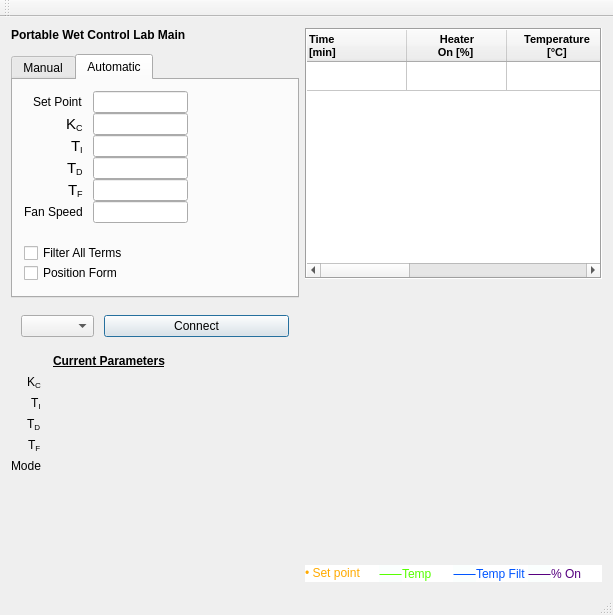
AnthonyA28/Qt-PWCL-main, file mainwindow.ui: the form before one commit.
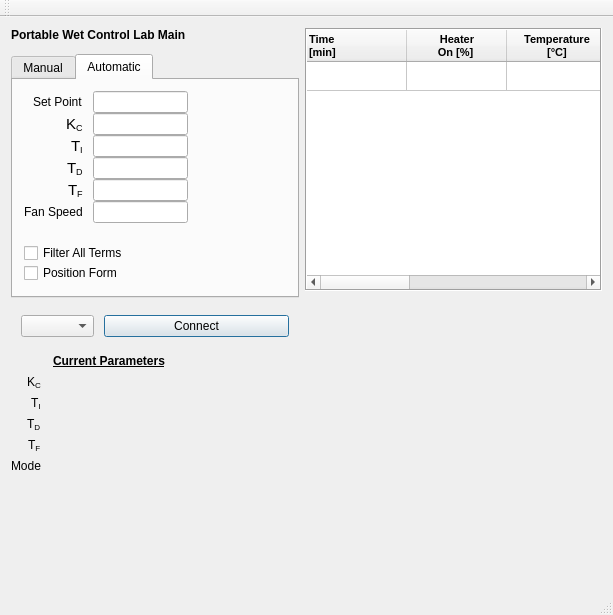
The form after the commit. Icons and pictures are not drawn. Custom widgets are drawn as their Qt base class.

What changed in the file:
```diff
--- a/mainwindow.ui
+++ b/mainwindow.ui
@@ -1003,97 +1003,6 @@
         </item>
         <item>
          <widget class="QLabel" name="emergencyMessageLabel">
-          <property name="palette">
-           <palette>
-            <active>
-             <colorrole role="WindowText">
-              <brush brushstyle="SolidPattern">
-               <color alpha="255">
-                <red>255</red>
-                <green>0</green>
-                <blue>0</blue>
-               </color>
-              </brush>
-             </colorrole>
-             <colorrole role="Text">
-              <brush brushstyle="SolidPattern">
-               <color alpha="255">
-                <red>255</red>
-                <green>0</green>
-                <blue>4</blue>
-               </color>
-              </brush>
-             </colorrole>
-             <colorrole role="PlaceholderText">
-              <brush brushstyle="NoBrush">
-               <color alpha="128">
-                <red>255</red>
-                <green>0</green>
-                <blue>4</blue>
-               </color>
-              </brush>
-             </colorrole>
-            </active>
-            <inactive>
-             <colorrole role="WindowText">
-              <brush brushstyle="SolidPattern">
-               <color alpha="255">
-                <red>255</red>
-                <green>0</green>
-                <blue>0</blue>
-               </color>
-              </brush>
-             </colorrole>
-             <colorrole role="Text">
-              <brush brushstyle="SolidPattern">
-               <color alpha="255">
-                <red>255</red>
-                <green>0</green>
-                <blue>4</blue>
-               </color>
-              </brush>
-             </colorrole>
-             <colorrole role="PlaceholderText">
-              <brush brushstyle="NoBrush">
-               <color alpha="128">
-                <red>255</red>
-                <green>0</green>
-                <blue>4</blue>
-               </color>
-              </brush>
-             </colorrole>
-            </inactive>
-            <disabled>
-             <colorrole role="WindowText">
-              <brush brushstyle="SolidPattern">
-               <color alpha="255">
-                <red>120</red>
-                <green>120</green>
-                <blue>120</blue>
-               </color>
-              </brush>
-             </colorrole>
-             <colorrole role="Text">
-              <brush brushstyle="SolidPattern">
-               <color alpha="255">
-                <red>120</red>
-                <green>120</green>
-                <blue>120</blue>
-               </color>
-              </brush>
-             </colorrole>
-             <colorrole role="PlaceholderText">
-              <brush brushstyle="NoBrush">
-               <color alpha="128">
-                <red>255</red>
-                <green>0</green>
-                <blue>4</blue>
-               </color>
-              </brush>
-             </colorrole>
-            </disabled>
-           </palette>
-          </property>
           <property name="font">
            <font>
             <pointsize>11</pointsize>
@@ -1101,9 +1010,6 @@
             <bold>false</bold>
            </font>
           </property>
-          <property name="text">
-           <string/>
-          </property>
          </widget>
         </item>
         <item>
@@ -1114,58 +1020,6 @@
           <property name="spacing">
            <number>0</number>
           </property>
-          <item>
-           <widget class="QLabel" name="label_10">
-            <property name="styleSheet">
-             <string notr="true">background-color: rgb(255, 255, 255);</string>
-            </property>
-            <property name="lineWidth">
-             <number>1</number>
-            </property>
-            <property name="text">
-             <string>&lt;html&gt;&lt;head/&gt;&lt;body&gt;&lt;p&gt;&lt;span style=&quot; font-family:'arial unicode ms,Lucida Sans Unicode,sans-serif'; font-size:9pt; color:#ffaa00; background-color:#ffffff;&quot;&gt;• Set point&lt;/span&gt;&lt;/p&gt;&lt;/body&gt;&lt;/html&gt;</string>
-            </property>
-           </widget>
-          </item>
-          <item>
-           <widget class="QLabel" name="label_12">
-            <property name="styleSheet">
-             <string notr="true">background-color: rgb(255, 255, 255);</string>
-            </property>
-            <property name="lineWidth">
-             <number>1</number>
-            </property>
-            <property name="text">
-             <string>&lt;html&gt;&lt;head/&gt;&lt;body&gt;&lt;p&gt;&lt;span style=&quot; font-family:'Code2000,Arial Unicode MS,Lucida Sans Unicode'; font-size:9pt; color:#55ff00; background-color:#fbfffe;&quot;&gt;⸺&lt;/span&gt;&lt;span style=&quot; font-family:'arial unicode ms,Lucida Sans Unicode,sans-serif'; font-size:9pt; color:#55ff00; background-color:#ffffff;&quot;&gt;Temp&lt;/span&gt;&lt;/p&gt;&lt;/body&gt;&lt;/html&gt;</string>
-            </property>
-           </widget>
-          </item>
-          <item>
-           <widget class="QLabel" name="label_14">
-            <property name="styleSheet">
-             <string notr="true">background-color: rgb(255, 255, 255);</string>
-            </property>
-            <property name="lineWidth">
-             <number>1</number>
-            </property>
-            <property name="text">
-             <string>&lt;html&gt;&lt;head/&gt;&lt;body&gt;&lt;p&gt;&lt;span style=&quot; font-family:'Code2000,Arial Unicode MS,Lucida Sans Unicode'; font-size:9pt; color:#0055ff; background-color:#fbfffe;&quot;&gt;⸺&lt;/span&gt;&lt;span style=&quot; font-family:'arial unicode ms,Lucida Sans Unicode,sans-serif'; font-size:9pt; color:#0055ff; background-color:#ffffff;&quot;&gt;Temp Filt &lt;/span&gt;&lt;/p&gt;&lt;/body&gt;&lt;/html&gt;</string>
-            </property>
-           </widget>
-          </item>
-          <item>
-           <widget class="QLabel" name="label_15">
-            <property name="styleSheet">
-             <string notr="true">background-color: rgb(255, 255, 255);</string>
-            </property>
-            <property name="lineWidth">
-             <number>1</number>
-            </property>
-            <property name="text">
-             <string>&lt;html&gt;&lt;head/&gt;&lt;body&gt;&lt;p&gt;&lt;span style=&quot; font-family:'Code2000,Arial Unicode MS,Lucida Sans Unicode'; font-size:9pt; color:#55007f; background-color:#fbfffe;&quot;&gt;⸺&lt;/span&gt;&lt;span style=&quot; font-family:'arial unicode ms,Lucida Sans Unicode,sans-serif'; font-size:9pt; color:#55007f; background-color:#ffffff;&quot;&gt;% On&lt;/span&gt;&lt;/p&gt;&lt;/body&gt;&lt;/html&gt;</string>
-            </property>
-           </widget>
-          </item>
          </layout>
         </item>
        </layout>
```
Left out of the diff: 4 changed lines with no effect on the pictures.
